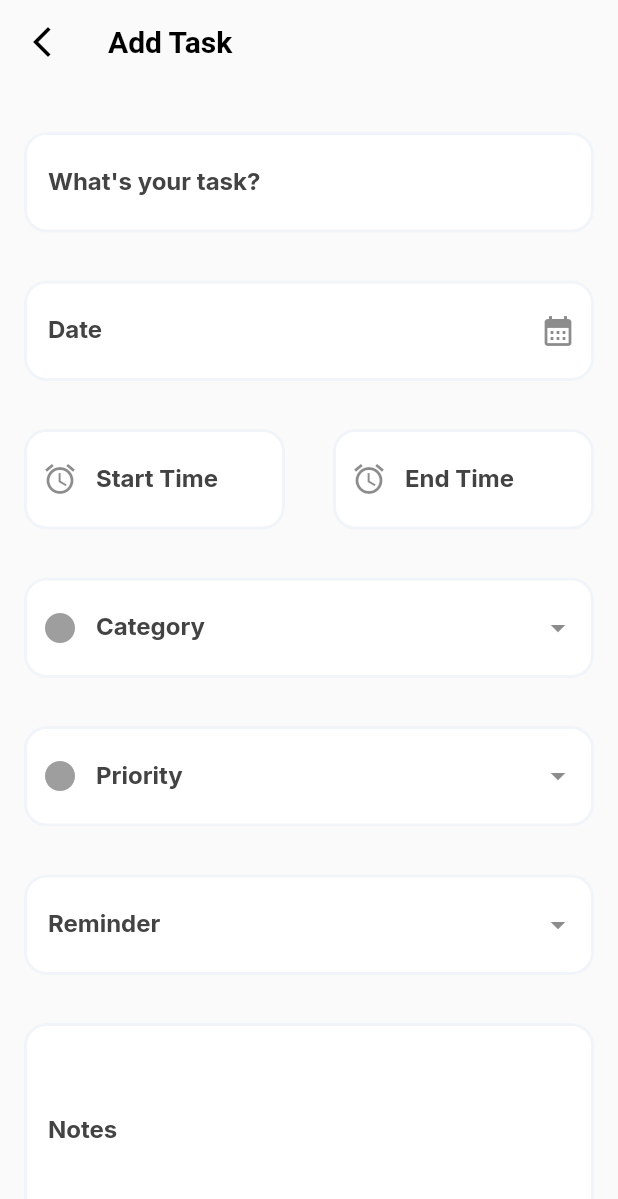
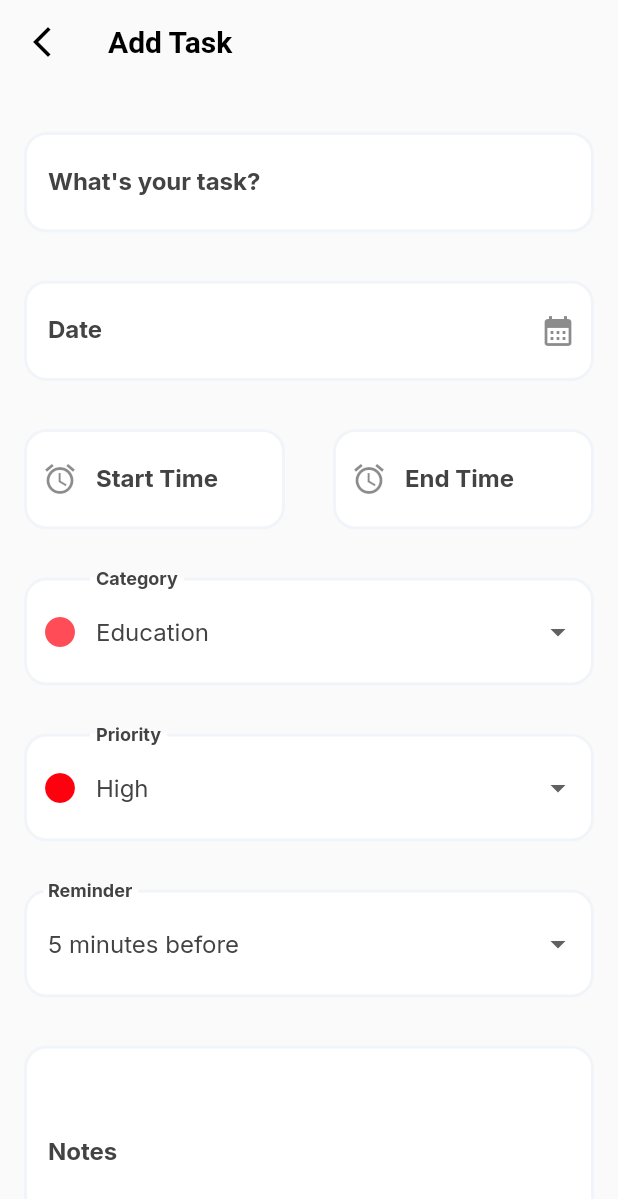
Before and after one commit to maodaaa/do-with-me, a Flutter app: the AddNewTaskPage screen opened by its route, on a phone screen of 412 x 824 dp. Shown: the top 1199 px of the screen. Run offline on Flutter 3.47's test engine with Material 2 defaults, Android fonts, the phone set to English and light mode, and no system bars; drawn by our look-alikes of dropdown_textfield; our stand-ins replace auto_size_text, cloud_firestore, firebase_auth, firebase_core, flutter_slidable, font_awesome_flutter and 3 more; accounts and stored records are empty.

Commit message:
Update: firestore tasks and dropdown tasks

```diff
--- a/lib/style/text_style.dart
+++ b/lib/style/text_style.dart
@@ -1,3 +1,4 @@
+import 'package:do_with_me/style/colors.dart';
 import 'package:flutter/material.dart';
 import 'package:google_fonts/google_fonts.dart';
 
@@ -6,7 +7,7 @@ final TextStyle kHeading5 = GoogleFonts.inter(fontSize: 32, fontWeight: FontWeig
 final TextStyle kHeading6 = GoogleFonts.inter(fontSize: 24, fontWeight: FontWeight.w700);
 final TextStyle kHeading6Normal = GoogleFonts.inter(fontSize: 24, fontWeight: FontWeight.w400);
 final TextStyle kSubtitle = GoogleFonts.inter(fontSize: 16, fontWeight: FontWeight.w700);
-final TextStyle kBodyText = GoogleFonts.inter(fontSize: 16, fontWeight: FontWeight.w400);
+final TextStyle kBodyText = GoogleFonts.inter(fontSize: 16, fontWeight: FontWeight.w400, color: kBlack);
 
 // text theme
 final kTextTheme = TextTheme(
--- a/lib/tasks/add_task_page.dart
+++ b/lib/tasks/add_task_page.dart
@@ -1,6 +1,4 @@
 import 'package:cloud_firestore/cloud_firestore.dart';
-import 'package:do_with_me/todo/todo_page.dart';
-import 'package:dropdown_textfield/dropdown_textfield.dart';
 import 'package:flutter/material.dart';
 import 'package:intl/intl.dart';
 
@@ -18,39 +16,37 @@ class AddNewTaskPage extends StatefulWidget {
 
 class _AddNewTaskPageState extends State<AddNewTaskPage> {
   TextEditingController taskController = TextEditingController();
-  TextEditingController notesController = TextEditingController();
   TextEditingController dateController = TextEditingController();
   TextEditingController sTimeController = TextEditingController();
   TextEditingController eTimeController = TextEditingController();
-  FocusNode searchFocusNode = FocusNode();
-  FocusNode textFieldFocusNode = FocusNode();
-  late final SingleValueDropDownController _cnt = SingleValueDropDownController();
-  late final SingleValueDropDownController _cnt2 = SingleValueDropDownController();
-  late final SingleValueDropDownController _cnt3 = SingleValueDropDownController();
+  TextEditingController categoryController = TextEditingController();
+  TextEditingController priorityController = TextEditingController();
+  TextEditingController reminderController = TextEditingController();
+  TextEditingController notesController = TextEditingController();
 
   @override
   void initState() {
     taskController.text = "";
-    notesController.text = "";
     dateController.text = "";
     sTimeController.text = "";
     eTimeController.text = "";
-    _cnt.dropDownValue?.name;
-    _cnt2.dropDownValue?.name;
-    _cnt3.dropDownValue?.name;
+    categoryController.text = "Education";
+    priorityController.text = "High";
+    reminderController.text = "5 minutes before";
+    notesController.text = "";
     super.initState();
   }
 
   @override
   void dispose() {
     taskController.dispose();
-    notesController.dispose();
     dateController.dispose();
     sTimeController.dispose();
     eTimeController.dispose();
-    _cnt.dispose();
-    _cnt2.dispose();
-    _cnt3.dispose();
+    categoryController.dispose();
+    priorityController.dispose();
+    reminderController.dispose();
+    notesController.dispose();
     super.dispose();
   }
 
@@ -59,19 +55,19 @@ class _AddNewTaskPageState extends State<AddNewTaskPage> {
     var colorCategory = "";
     var colorPriority = "";
 
-    if(_cnt.dropDownValue?.name == "Education") {
+    if(categoryController.text == "Education") {
       colorCategory = kRedCategory.toString();
-    } else if(_cnt.dropDownValue?.name == "Work") {
+    } else if(categoryController.text == "Work") {
       colorCategory = kYellowCategory.toString();
-    } else if(_cnt.dropDownValue?.name == "Workout") {
+    } else if(categoryController.text == "Workout") {
       colorCategory = kGreenCategory.toString();
     }
 
-    if(_cnt2.dropDownValue?.name == "High") {
+    if(priorityController.text == "High") {
       colorPriority = kHighPriority.toString();
-    } else if(_cnt2.dropDownValue?.name == "Normal") {
+    } else if(priorityController.text == "Normal") {
       colorPriority = kNormalPriority.toString();
-    } else if(_cnt2.dropDownValue?.name == "Low") {
+    } else if(priorityController.text == "Low") {
       colorPriority = kLowPriority.toString();
     }
 
@@ -80,11 +76,11 @@ class _AddNewTaskPageState extends State<AddNewTaskPage> {
       "date": dateController.text,
       "start_time": sTimeController.text,
       "end_time": eTimeController.text,
-      "category": _cnt.dropDownValue?.name,
+      "category": categoryController.text,
       "color_category": colorCategory,
-      "priority": _cnt2.dropDownValue?.name,
+      "priority": priorityController.text,
       "color_priority": colorPriority,
-      "reminder": _cnt3.dropDownValue?.name,
+      "reminder": reminderController.text,
       "notes": notesController.text,
     });
   }
@@ -352,12 +348,25 @@ class _AddNewTaskPageState extends State<AddNewTaskPage> {
               ),
               Padding(
                 padding: const EdgeInsets.all(16),
-                child: DropDownTextField(
-                  padding: const EdgeInsets.all(16),
-                  controller: _cnt,
-                  clearOption: true,
-                  textStyle: kBodyText,
-                  textFieldDecoration: InputDecoration(
+                child: DropdownButtonFormField<String>(
+                  value: categoryController.text,
+                  style: kBodyText,
+                  items: <String>["Education", "Work", "Workout"]
+                    .map<DropdownMenuItem<String>>((String value) => DropdownMenuItem(
+                      value: value,
+                      child: Text(value == "Education"
+                        ? "Education"
+                        : value == "Work"
+                          ? "Work"
+                          : "Workout"),
+                    )
+                  ).toList(),
+                  onChanged: (String? value) {
+                    setState(() {
+                      categoryController.text = value!;
+                    });
+                  },
+                  decoration: InputDecoration(
                     labelText: 'Category',
                     labelStyle: kSubtitle.copyWith(color: kBlack),
                     hintStyle: kBodyText.copyWith(color: kBlack),
@@ -392,34 +401,38 @@ class _AddNewTaskPageState extends State<AddNewTaskPage> {
                     filled: true,
                     fillColor: Colors.white,
                     contentPadding: const EdgeInsetsDirectional.fromSTEB(16, 24, 0, 24),
-                    prefixIcon: const Icon(Icons.circle, color: Colors.grey),
+                    prefixIcon: Icon(
+                      Icons.circle,
+                      color: categoryController.text == "Education"
+                        ? kRedCategory
+                        : categoryController.text == "Work"
+                          ? kYellowCategory
+                          : kGreenCategory,
+                    ),
                   ),
-                  clearIconProperty: IconProperty(color: kPurple),
-                  validator: (value) {
-                    if (value == null) {
-                      return "Required field";
-                    } else {
-                      return null;
-                    }
-                  },
-                  dropDownList: const [
-                    DropDownValueModel(name: 'Education', value: "Education"),
-                    DropDownValueModel(name: 'Work', value: "Work"),
-                    DropDownValueModel(name: 'Workout', value: "Workout"),
-                  ],
-                  listTextStyle: kBodyText,
-                  onChanged: (val) {
-                  },
                 ),
               ),
               Padding(
                 padding: const EdgeInsets.all(16),
-                child: DropDownTextField(
-                  padding: const EdgeInsets.all(16),
-                  controller: _cnt2,
-                  clearOption: true,
-                  textStyle: kBodyText,
-                  textFieldDecoration: InputDecoration(
+                child: DropdownButtonFormField<String>(
+                  value: priorityController.text,
+                  style: kBodyText,
+                  items: <String>["High", "Normal", "Low"]
+                    .map<DropdownMenuItem<String>>((String value) => DropdownMenuItem(
+                      value: value,
+                      child: Text(value == "High"
+                        ? "High"
+                        : value == "Normal"
+                          ? "Normal"
+                          : "Low"),
+                    )
+                  ).toList(),
+                  onChanged: (String? value) {
+                    setState(() {
+                      priorityController.text = value!;
+                    });
+                  },
+                  decoration: InputDecoration(
                     labelText: 'Priority',
                     labelStyle: kSubtitle.copyWith(color: kBlack),
                     hintStyle: kBodyText.copyWith(color: kBlack),
@@ -454,34 +467,49 @@ class _AddNewTaskPageState extends State<AddNewTaskPage> {
                     filled: true,
                     fillColor: Colors.white,
                     contentPadding: const EdgeInsetsDirectional.fromSTEB(16, 24, 0, 24),
-                    prefixIcon: const Icon(Icons.circle, color: Colors.grey),
+                    prefixIcon: Icon(
+                      Icons.circle,
+                      color: priorityController.text == "High"
+                        ? kHighPriority
+                        : priorityController.text == "Normal"
+                          ? kNormalPriority
+                          : kLowPriority,
+                    ),
                   ),
-                  clearIconProperty: IconProperty(color: kPurple),
-                  validator: (value) {
-                    if (value == null) {
-                      return "Required field";
-                    } else {
-                      return null;
-                    }
-                  },
-                  dropDownList: const [
-                    DropDownValueModel(name: 'High', value: "High"),
-                    DropDownValueModel(name: 'Normal', value: "Normal"),
-                    DropDownValueModel(name: 'Low', value: "Low"),
-                  ],
-                  listTextStyle: kBodyText,
-                  onChanged: (val) {
-                  },
                 ),
               ),
               Padding(
                 padding: const EdgeInsets.all(16),
-                child: DropDownTextField(
-                  padding: const EdgeInsets.all(16),
-                  controller: _cnt3,
-                  clearOption: true,
-                  textStyle: kBodyText,
-                  textFieldDecoration: InputDecoration(
+                child: DropdownButtonFormField<String>(
+                  value: reminderController.text,
+                  style: kBodyText,
+                  items: <String>[
+                    "5 minutes before",
+                    "10 minutes before",
+                    "15 minutes before",
+                    "30 minutes before",
+                    "1 hour before",
+                    ]
+                    .map<DropdownMenuItem<String>>((String value) => DropdownMenuItem(
+                      value: value,
+                      child: Text(value == "5 minutes before"
+                        ? "5 minutes before"
+                        : value == "10 minutes before"
+                          ? "10 minutes before"
+                          : value == "15 minutes before"
+                            ? "15 minutes before"
+                            : value == "30 minutes before"
+                              ? "30 minutes before"
+                              : "1 hour before"
+                      ),
+                    )
+                  ).toList(),
+                  onChanged: (String? value) {
+                    setState(() {
+                      reminderController.text = value!;
+                    });
+                  },
+                  decoration: InputDecoration(
                     labelText: 'Reminder',
                     labelStyle: kSubtitle.copyWith(color: kBlack),
                     hintStyle: kBodyText.copyWith(color: kBlack),
@@ -517,24 +545,6 @@ class _AddNewTaskPageState extends State<AddNewTaskPage> {
                     fillColor: Colors.white,
                     contentPadding: const EdgeInsetsDirectional.fromSTEB(16, 24, 0, 24),
                   ),
-                  clearIconProperty: IconProperty(color: kPurple),
-                  validator: (value) {
-                    if (value == null) {
-                      return "Required field";
-                    } else {
-                      return null;
-                    }
-                  },
-                  dropDownList: const [
-                    DropDownValueModel(name: '5 minutes before', value: "5"),
-                    DropDownValueModel(name: '10 minutes before', value: "10"),
-                    DropDownValueModel(name: '15 minutes before', value: "15"),
-                    DropDownValueModel(name: '30 minutes before', value: "30"),
-                    DropDownValueModel(name: '1 hour before', value: "60"),
-                  ],
-                  listTextStyle: kBodyText,
-                  onChanged: (val) {
-                  },
                 ),
               ),
               Padding(
@@ -594,11 +604,11 @@ class _AddNewTaskPageState extends State<AddNewTaskPage> {
                       Navigator.pop(context);
                       print('Task Added');
                     },
-                    child: Text('Add Task'),
                     style: ElevatedButton.styleFrom(
                       backgroundColor: kPurple,
                       textStyle: kHeading6,
                     ),
+                    child: const Text('Add Task'),
                   ),
                 ),
               ),
--- a/pubspec.yaml
+++ b/pubspec.yaml
@@ -38,7 +38,6 @@ dependencies:
   font_awesome_flutter: ^10.2.1
   google_fonts: ^3.0.1
   intl: ^0.17.0
-  dropdown_textfield: ^1.0.7
   google_sign_in: ^5.4.2
   table_calendar: ^3.0.8
   cloud_firestore: ^4.1.0
```
Also changed, not shown: lib/tasks/update_task_page.dart (+111 -101 lines), lib/todo/todo_page.dart (+13 -8 lines), pubspec.lock.
